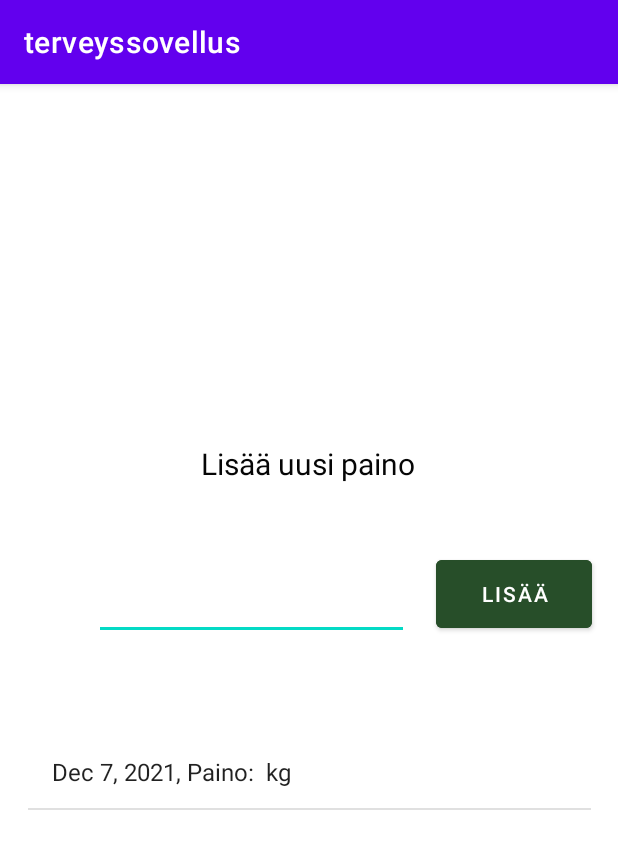
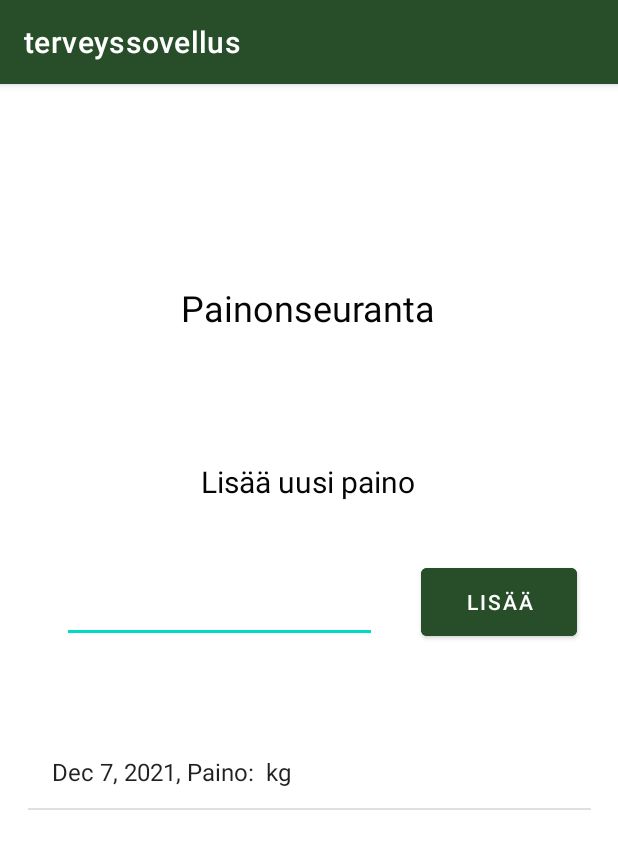
Before and after one commit to Sofvi/HealthHub, an Android app: the Weight screen opened directly, with no data from a screen before it, after a tap on "LISÄÄ", on a phone screen of 412 x 824 dp. Shown: the top 849 px of the screen. Run offline under Robolectric (Android 15) with nearby library versions, the phone set to English and light mode, and no system bars.

Commit message:
Layout version 2

```diff
--- a/app/build.gradle
+++ b/app/build.gradle
@@ -32,9 +32,9 @@ dependencies {
     implementation 'androidx.appcompat:appcompat:1.4.0'
     implementation 'com.google.android.material:material:1.4.0'
     implementation 'androidx.constraintlayout:constraintlayout:2.1.2'
-    implementation 'com.google.firebase:firebase-crashlytics-buildtools:2.5.2'
+    implementation 'com.google.firebase:firebase-crashlytics-buildtools:2.8.1'
     testImplementation 'junit:junit:4.+'
     androidTestImplementation 'androidx.test.ext:junit:1.1.3'
     androidTestImplementation 'androidx.test.espresso:espresso-core:3.4.0'
-    implementation 'com.google.code.gson:gson:2.6.2'
+    implementation 'com.google.code.gson:gson:2.8.6'
 }
--- a/app/src/main/res/layout/activity_weight.xml
+++ b/app/src/main/res/layout/activity_weight.xml
@@ -19,7 +19,7 @@
         app:layout_constraintHorizontal_bias="0.497"
         app:layout_constraintStart_toStartOf="parent"
         app:layout_constraintTop_toTopOf="parent"
-        app:layout_constraintVertical_bias="0.716" />
+        app:layout_constraintVertical_bias="0.75" />
 
     <androidx.constraintlayout.widget.Guideline
         android:id="@+id/guideline5"
@@ -49,9 +49,10 @@
         android:textColor="#090909"
         app:layout_constraintBottom_toTopOf="@+id/guideline5"
         app:layout_constraintEnd_toEndOf="@+id/textView4"
+        app:layout_constraintHorizontal_bias="0.094"
         app:layout_constraintStart_toStartOf="parent"
         app:layout_constraintTop_toBottomOf="@+id/textView4"
-        app:layout_constraintVertical_bias="0.511"
+        app:layout_constraintVertical_bias="0.25"
         tools:ignore="SpeakableTextPresentCheck" />
 
     <Button
@@ -67,4 +68,19 @@
         app:layout_constraintStart_toEndOf="@+id/editTxWeight"
         app:layout_constraintTop_toBottomOf="@+id/textView4"
         app:layout_constraintVertical_bias="0.603" />
+
+    <TextView
+        android:id="@+id/textView6"
+        android:layout_width="202dp"
+        android:layout_height="49dp"
+        android:text="Painonseuranta"
+        android:textAlignment="center"
+        android:textColor="#050505"
+        android:textSize="24sp"
+        app:layout_constraintBottom_toTopOf="@+id/textView4"
+        app:layout_constraintEnd_toEndOf="parent"
+        app:layout_constraintHorizontal_bias="0.497"
+        app:layout_constraintStart_toStartOf="parent"
+        app:layout_constraintTop_toTopOf="parent"
+        app:layout_constraintVertical_bias="0.657" />
 </androidx.constraintlayout.widget.ConstraintLayout>
--- a/app/src/main/res/values/colors.xml
+++ b/app/src/main/res/values/colors.xml
@@ -7,4 +7,5 @@
     <color name="teal_700">#FF018786</color>
     <color name="black">#FF000000</color>
     <color name="white">#FFFFFFFF</color>
+    <color name="green">#274E29</color>
 </resources>
--- a/app/src/main/res/values/strings.xml
+++ b/app/src/main/res/values/strings.xml
@@ -10,6 +10,8 @@
     <string name="kalorit_yhteens">Kalorit yhteensä</string>
     <string name="_0">0</string>
     <string name="lis_uusi_paino">Lisää uusi paino</string>
+    <string name="health_hub">Health Hub</string>
+    <string name="sinun_hyvinvointisi_tueksi">- Sinun hyvinvointisi tueksi -</string>
 
     <string-array name="liikuntamuodot">
         <item>Juoksu</item>
--- a/app/src/main/res/values/themes.xml
+++ b/app/src/main/res/values/themes.xml
@@ -2,15 +2,15 @@
     <!-- Base application theme. -->
     <style name="Theme.Terveyssovellus" parent="Theme.MaterialComponents.DayNight.DarkActionBar">
         <!-- Primary brand color. -->
-        <item name="colorPrimary">@color/purple_500</item>
-        <item name="colorPrimaryVariant">@color/purple_700</item>
+        <item name="colorPrimary">@color/green</item>
+        <item name="colorPrimaryVariant">@color/green</item>
         <item name="colorOnPrimary">@color/white</item>
         <!-- Secondary brand color. -->
         <item name="colorSecondary">@color/teal_200</item>
         <item name="colorSecondaryVariant">@color/teal_700</item>
         <item name="colorOnSecondary">@color/black</item>
         <!-- Status bar color. -->
-        <item name="android:statusBarColor" tools:targetApi="l">?attr/colorPrimaryVariant</item>
+        <item name="android:statusBarColor" >@android:color/transparent</item>
         <!-- Customize your theme here. -->
     </style>
 </resources>
```
Also changed, not shown: app/src/main/res/layout/activity_exercise.xml (+9 -5 lines), app/src/main/res/layout/activity_main.xml (+52 -19 lines).
